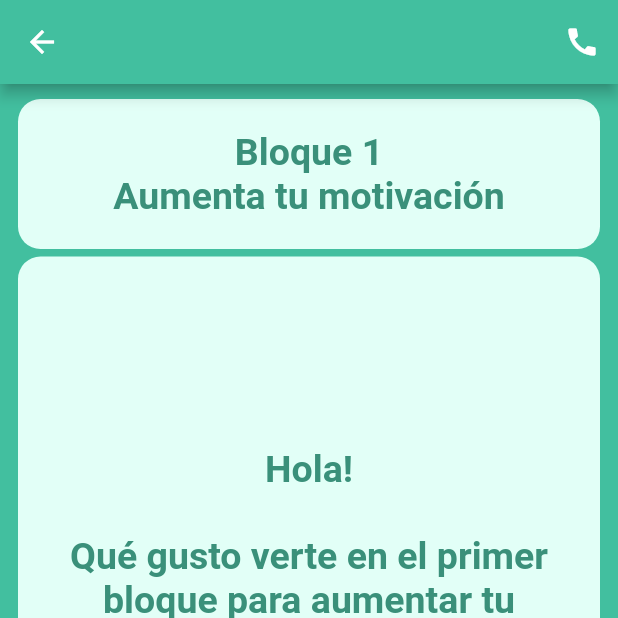
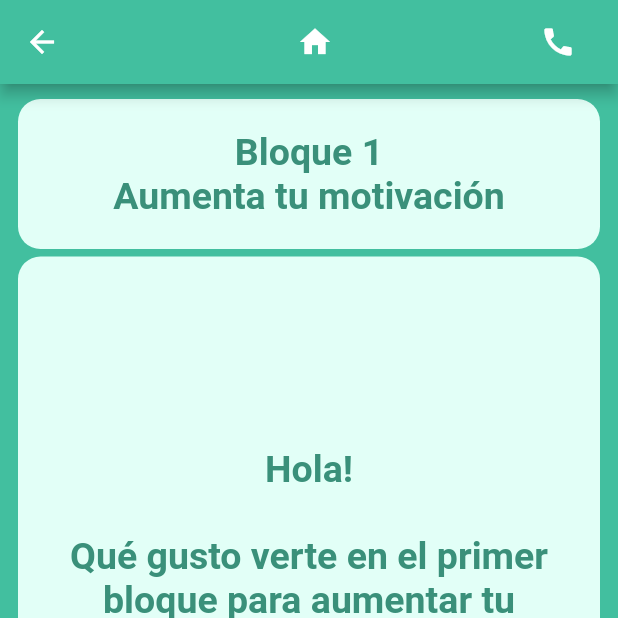
Before and after one commit to xxHarper/serenev1, a Flutter app: the screen it shows after launch, after a tap on "Siguiente", after a tap on "Hecho", after a tap on "1. Aumenta tu motivación", on a phone screen of 412 x 824 dp, the top half of it. Run offline on Flutter 3.47's test engine with Material 2 defaults, Android fonts, the phone set to English and light mode, and no system bars; drawn by our look-alikes of animated_text_kit; our stand-ins replace better_player, cloud_firestore, firebase_auth, firebase_core, firebase_messaging, flutter_local_notifications and 4 more; accounts and stored records are empty.

```diff
--- a/lib/auth/verify_email_page.dart
+++ b/lib/auth/verify_email_page.dart
@@ -30,7 +30,7 @@ class _VerifyEmailPageState extends State<VerifyEmailPage> {
       sendVerificationEmail();
 
       timer = Timer.periodic(
-        Duration(seconds: 3),
+        const Duration(seconds: 3),
         (_) => checkEmailVerified(),
       );
     }
@@ -58,48 +58,48 @@ class _VerifyEmailPageState extends State<VerifyEmailPage> {
     await user.sendEmailVerification();
 
     setState(() => canResendEmail = false);
-    await Future.delayed(Duration(seconds: 5));
+    await Future.delayed(const Duration(seconds: 5));
     setState(() => canResendEmail = true);
   }
 
   @override
   Widget build(BuildContext context) => isEmailVerified
-      ? MainHolder()
+      ? const MainHolder()
       : Scaffold(
           appBar: AppBar(
-            title: Text("Verifica tu correo electronico"),
+            title: const Text("Verifica tu correo electronico"),
           ),
           body: Padding(
-            padding: EdgeInsets.all(16),
+            padding: const EdgeInsets.all(16),
             child: Column(
               mainAxisAlignment: MainAxisAlignment.center,
               children: [
-                Text(
+                const Text(
                   "Se ha enviado un correo de verificación a tu correo",
                   style: TextStyle(fontSize: 20),
                   textAlign: TextAlign.center,
                 ),
-                SizedBox(height: 24),
+                const SizedBox(height: 24),
                 ElevatedButton.icon(
                   style: ElevatedButton.styleFrom(
-                    minimumSize: Size.fromHeight(50),
+                    minimumSize: const Size.fromHeight(50),
                   ),
-                  icon: Icon(
+                  icon: const Icon(
                     Icons.email,
                     size: 32,
                   ),
-                  label: Text(
+                  label: const Text(
                     "Reenviar correo",
                     style: TextStyle(fontSize: 24),
                   ),
                   onPressed: canResendEmail ? sendVerificationEmail : null,
                 ),
-                SizedBox(height: 8),
+                const SizedBox(height: 8),
                 TextButton(
                   style: ElevatedButton.styleFrom(
-                    minimumSize: Size.fromHeight(50),
+                    minimumSize: const Size.fromHeight(50),
                   ),
-                  child: Text(
+                  child: const Text(
                     "Cancelar",
                     style: TextStyle(fontSize: 24),
                   ),
--- a/lib/components/my_checkbox_list.dart
+++ b/lib/components/my_checkbox_list.dart
@@ -34,7 +34,7 @@ class _CheckboxListState extends State<CheckboxList> {
           : (bool? value) {
               setState(() {
                 widget.checkboxValue = value!;
-                LocalStorage.prefs.setBool(widget.localName, value!);
+                LocalStorage.prefs.setBool(widget.localName, value);
               });
             },
       title: Text(
--- a/lib/components/my_simple_app_bar.dart
+++ b/lib/components/my_simple_app_bar.dart
@@ -1,5 +1,7 @@
 import 'package:flutter/material.dart';
 import 'package:url_launcher/url_launcher.dart';
+
+import '../main_holder.dart';
 
 class MySimpleAppBar extends StatelessWidget implements PreferredSizeWidget {
   final Color back;
@@ -7,7 +9,10 @@ class MySimpleAppBar extends StatelessWidget implements PreferredSizeWidget {
   final String title;
 
   const MySimpleAppBar(
-      {Key? key, required this.back, required this.lightBackground, this.title = ""})
+      {Key? key,
+      required this.back,
+      required this.lightBackground,
+      this.title = ""})
       : super(key: key);
 
   Future sos() async {
@@ -24,14 +29,35 @@ class MySimpleAppBar extends StatelessWidget implements PreferredSizeWidget {
   Widget build(BuildContext context) {
     return AppBar(
       backgroundColor: back,
-      title: Text(title),
-      actions: <Widget>[
+      title: Row(
+        mainAxisAlignment: MainAxisAlignment.spaceBetween,
+        children: [
+          Text(title),
+          IconButton(
+            icon: const Icon(Icons.home),
+            tooltip: 'Volver al menú',
+            onPressed: () {
+              Navigator.push(
+                context,
+                MaterialPageRoute(builder: (context) => const MainHolder()),
+              );
+            },
+          ),
+          IconButton(
+            icon: const Icon(Icons.call),
+            tooltip: 'Emergencia, 911',
+            onPressed: sos,
+          ),
+        ],
+      ),
+      centerTitle: true,
+      /* actions: <Widget>[
         IconButton(
           icon: const Icon(Icons.call),
           tooltip: 'Emergencia, 911',
           onPressed: sos,
         ),
-      ],
+      ], */
     );
   }
 
--- a/lib/modules/module_1/module_1.dart
+++ b/lib/modules/module_1/module_1.dart
@@ -79,58 +79,6 @@ class _Module1State extends State<Module1> {
                 ],
               ),
             )),
-            /* Expanded(
-              child: Container(
-                margin:
-                    const EdgeInsets.symmetric(vertical: 10, horizontal: 12),
-                /* color: const Color(0XFFE2FFF7), */
-                decoration: BoxDecoration(
-                    color: const Color(0XFFE2FFF7),
-                    borderRadius: BorderRadius.all(Radius.circular(15))),
-                child: Column(
-                  mainAxisAlignment: MainAxisAlignment.spaceEvenly,
-                  children: [
-                    Container(
-                      height: 220,
-                      child: DefaultTextStyle(
-                          textAlign: TextAlign.center,
-                          style: TextStyle(
-                            color: letter,
-                            fontSize: 25,
-                            fontWeight: FontWeight.bold,
-                          ),
-                          child: AnimatedTextKit(
-                            animatedTexts: [
-                              FadeAnimatedText(welcomeText,
-                                  textAlign: TextAlign.center,
-                                  duration: const Duration(milliseconds: 6000))
-                            ],
-                            repeatForever: true,
-                          )),
-                    ),
-                    Center(
-                      child: OutlinedButton(
-                        onPressed: () {
-                          Navigator.push(
-                            context,
-                            MaterialPageRoute(
-                                builder: (context) => const Detonant()),
-                          );
-                        },
-                        style: OutlinedButton.styleFrom(
-                            fixedSize: const Size.fromWidth(250),
-                            backgroundColor: back,
-                            side: const BorderSide(
-                                width: 2, color: Colors.black)),
-                        child: const Text("Comenzar",
-                            style:
-                                TextStyle(color: Colors.white, fontSize: 18)),
-                      ),
-                    )
-                  ],
-                ),
-              ),
-            ), */
           ],
         ),
       ),
--- a/lib/pages/home_page.dart
+++ b/lib/pages/home_page.dart
@@ -6,7 +6,6 @@ import 'package:flutter_local_notifications/flutter_local_notifications.dart';
 import 'package:serenev1/modules/module_1/module_1.dart';
 import 'package:serenev1/pages/evaluation_page.dart';
 
-import '../read-data/get_user_name.dart';
 import '../services/notification_services.dart';
 
 class HomePage extends StatefulWidget {
```
Also changed, not shown: lib/components/navigation_tab.dart (added, +28 -0 lines), lib/components/persistant_holder.dart (added, +103 -0 lines), lib/components/persistant_navigation_tab.dart (added, +42 -0 lines), lib/modules/module_1/module_1_holder.dart (added, +89 -0 lines).
